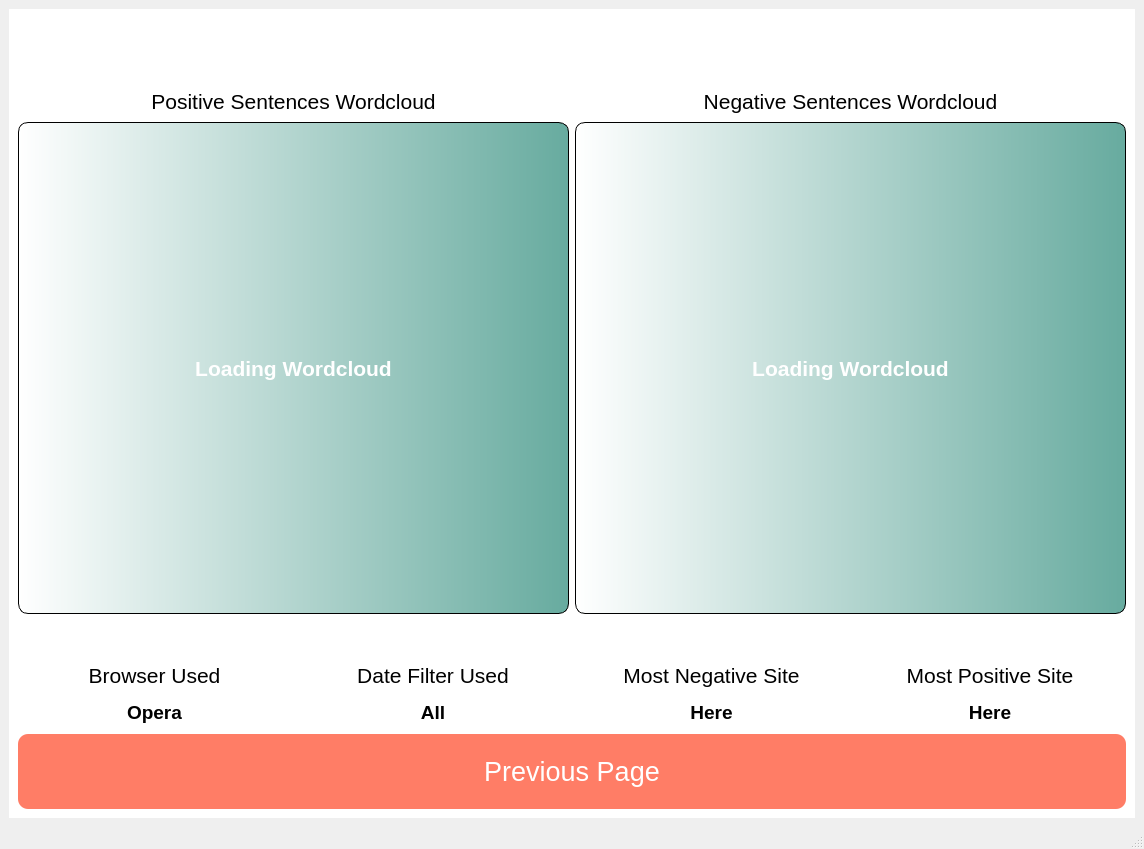
First picture: the form in src/pyqt/uiFiles/metrics.ui, repository gerardpslowey/eMot, before the edit.
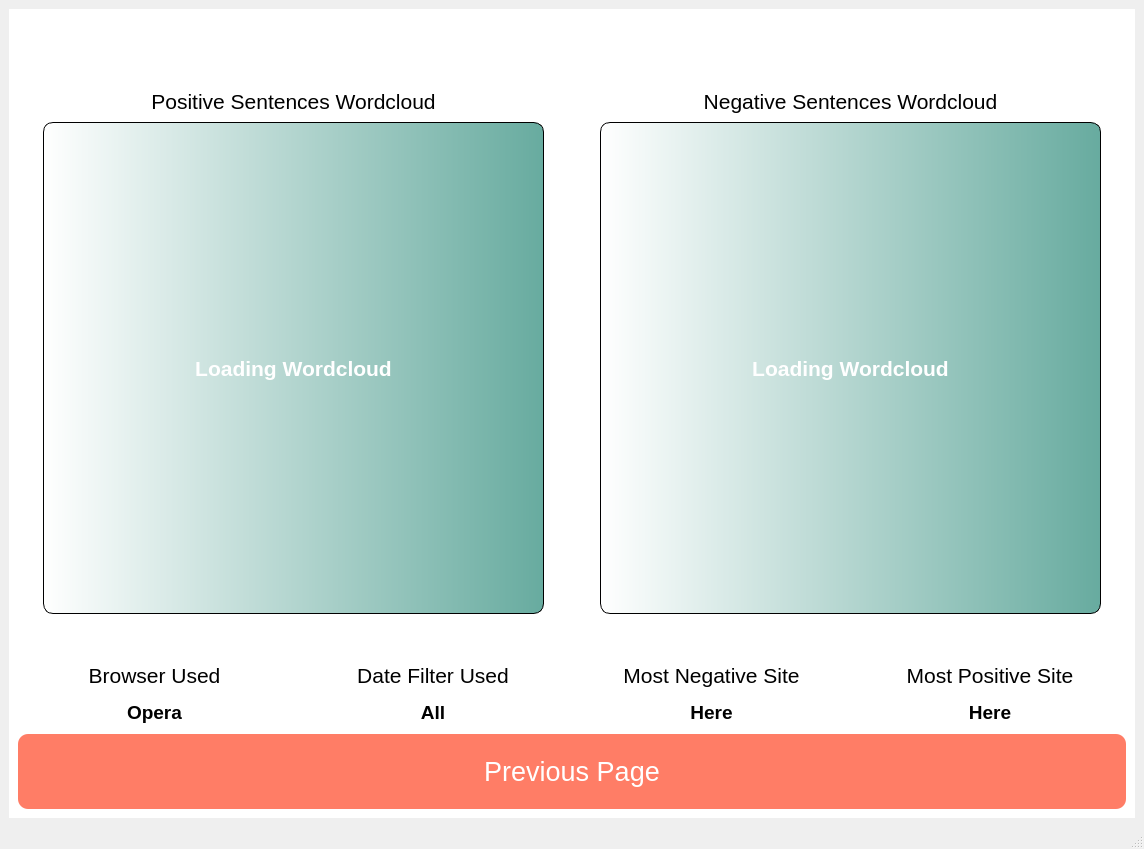
Second picture: the form after the edit. Icons and pictures are not drawn. Custom widgets are drawn as their Qt base class.

Patch:
```diff
--- a/src/pyqt/uiFiles/metrics.ui
+++ b/src/pyqt/uiFiles/metrics.ui
@@ -203,6 +203,18 @@
               </item>
               <item>
                <layout class="QVBoxLayout" name="verticalLayout_10">
+                <property name="leftMargin">
+                 <number>25</number>
+                </property>
+                <property name="topMargin">
+                 <number>0</number>
+                </property>
+                <property name="rightMargin">
+                 <number>25</number>
+                </property>
+                <property name="bottomMargin">
+                 <number>0</number>
+                </property>
                 <item>
                  <widget class="QLabel" name="positiveWordcloud">
                   <property name="sizePolicy">
@@ -308,6 +320,18 @@
               </item>
               <item>
                <layout class="QVBoxLayout" name="verticalLayout_14">
+                <property name="leftMargin">
+                 <number>25</number>
+                </property>
+                <property name="topMargin">
+                 <number>0</number>
+                </property>
+                <property name="rightMargin">
+                 <number>25</number>
+                </property>
+                <property name="bottomMargin">
+                 <number>0</number>
+                </property>
                 <item>
                  <widget class="QLabel" name="negativeWordcloud">
                   <property name="font">
```
Left out of the diff: 8 changed lines with no effect on the pictures.
